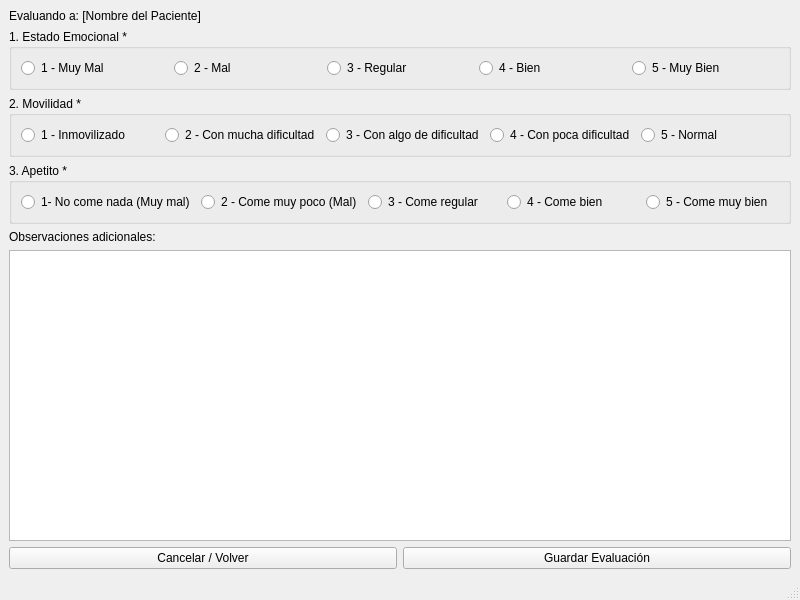
Old version of the form src/vista/ui/trabajador/evaluar_paciente.ui in the repository mbatla00/cediza_IS.
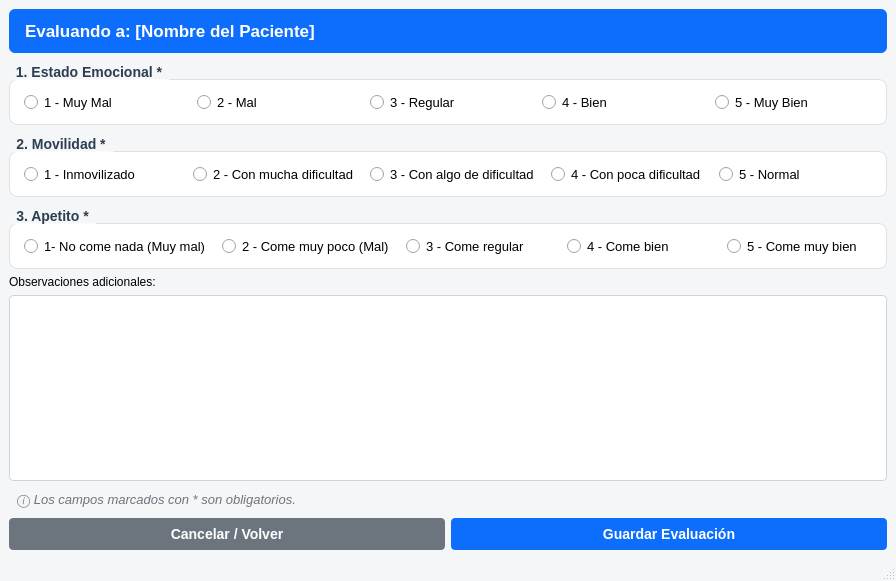
New version of the form.

Commit message: Arreglado el paciente detalle y decorado

```diff
--- a/src/vista/ui/trabajador/evaluar_paciente.ui
+++ b/src/vista/ui/trabajador/evaluar_paciente.ui
@@ -6,15 +6,125 @@
    <rect>
     <x>0</x>
     <y>0</y>
-    <width>800</width>
-    <height>600</height>
+    <width>896</width>
+    <height>581</height>
    </rect>
   </property>
+  <property name="font">
+   <font>
+    <pointsize>11</pointsize>
+   </font>
+  </property>
   <property name="windowTitle">
    <string>MainWindow</string>
   </property>
+  <property name="styleSheet">
+   <string notr="true">QMainWindow {
+    background-color: #f4f6f8;
+}
+
+/* El bloque azul superior sube a 17px */
+QLabel#lbl_paciente {
+    background-color: #0d6efd;
+    color: white;
+    font-size: 17px; 
+    font-weight: bold;
+    padding: 12px;
+    border-radius: 6px;
+}
+
+/* Los títulos de las preguntas (Estado Emocional, Movilidad, Apetito) suben a 14px */
+QGroupBox {
+    background-color: white;
+    border: 1px solid #e0e0e0;
+    border-radius: 8px;
+    margin-top: 20px;
+    font-weight: bold;
+    font-size: 14px; 
+}
+
+QGroupBox::title {
+    subcontrol-origin: margin;
+    subcontrol-position: top left;
+    padding: 0 5px;
+    color: #2c3e50;
+    top: 5px;
+}
+
+/* Los botones circulares con las opciones suben a 13px */
+QRadioButton {
+    padding: 5px;
+    font-weight: normal;
+    font-size: 13px; 
+}
+
+/* El cuadro de texto para escribir las observaciones sube a 13px */
+QPlainTextEdit {
+    border: 1px solid #ced4da;
+    border-radius: 4px;
+    padding: 8px;
+    background-color: #ffffff;
+    selection-background-color: #0d6efd;
+    font-size: 13px;
+}
+
+QPlainTextEdit:focus {
+    border: 1px solid #0d6efd;
+}
+
+/* El texto de aviso &quot;Los campos marcados con * son obligatorios&quot; sube a 13px */
+QLabel#lbl_aviso {
+    color: #6c757d;
+    font-style: italic;
+    padding: 5px;
+    font-size: 13px; 
+}
+
+/* Los botones de &quot;Cancelar / Volver&quot; y &quot;Guardar Evaluación&quot; suben a 14px */
+QPushButton {
+    background-color: #0d6efd;
+    color: white;
+    border-radius: 4px;
+    padding: 8px;
+    font-weight: bold;
+    font-size: 14px; 
+}
+
+QPushButton:hover {
+    background-color: #0b5ed7;
+}
+
+QPushButton#btn_volver {
+    background-color: #6c757d; 
+}
+
+QPushButton#btn_volver:hover {
+    background-color: #5a6268;
+}</string>
+  </property>
   <widget class="QWidget" name="centralwidget">
    <layout class="QGridLayout" name="gridLayout">
+    <item row="7" column="0">
+     <layout class="QHBoxLayout" name="horizontalLayout_4">
+      <item>
+       <widget class="QPushButton" name="btn_volver">
+        <property name="text">
+         <string>Cancelar / Volver</string>
+        </property>
+       </widget>
+      </item>
+      <item>
+       <widget class="QPushButton" name="btn_guardar">
+        <property name="text">
+         <string>Guardar Evaluación</string>
+        </property>
+       </widget>
+      </item>
+     </layout>
+    </item>
+    <item row="5" column="0">
+     <widget class="QPlainTextEdit" name="txt_observaciones"/>
+    </item>
     <item row="0" column="0">
      <widget class="QLabel" name="lbl_paciente">
       <property name="text">
@@ -22,6 +132,57 @@
       </property>
      </widget>
     </item>
+    <item row="4" column="0">
+     <widget class="QLabel" name="label">
+      <property name="text">
+       <string>Observaciones adicionales:</string>
+      </property>
+     </widget>
+    </item>
+    <item row="2" column="0">
+     <widget class="QGroupBox" name="groupBox_2">
+      <property name="title">
+       <string>2. Movilidad *</string>
+      </property>
+      <layout class="QHBoxLayout" name="horizontalLayout_2">
+       <item>
+        <widget class="QRadioButton" name="rad_movilidad_1">
+         <property name="text">
+          <string>1 - Inmovilizado</string>
+         </property>
+        </widget>
+       </item>
+       <item>
+        <widget class="QRadioButton" name="rad_movilidad_2">
+         <property name="text">
+          <string>2 - Con mucha dificultad</string>
+         </property>
+        </widget>
+       </item>
+       <item>
+        <widget class="QRadioButton" name="rad_movilidad_3">
+         <property name="text">
+          <string>3 - Con algo de dificultad</string>
+         </property>
+        </widget>
+       </item>
+       <item>
+        <widget class="QRadioButton" name="rad_movilidad_4">
+         <property name="text">
+          <string>4 - Con poca dificultad</string>
+         </property>
+        </widget>
+       </item>
+       <item>
+        <widget class="QRadioButton" name="rad_movilidad_5">
+         <property name="text">
+          <string>5 - Normal</string>
+         </property>
+        </widget>
+       </item>
+      </layout>
+     </widget>
+    </item>
     <item row="1" column="0">
      <widget class="QGroupBox" name="groupBox">
       <property name="title">
@@ -66,50 +227,6 @@
       </layout>
      </widget>
     </item>
-    <item row="2" column="0">
-     <widget class="QGroupBox" name="groupBox_2">
-      <property name="title">
-       <string>2. Movilidad *</string>
-      </property>
-      <layout class="QHBoxLayout" name="horizontalLayout_2">
-       <item>
-        <widget class="QRadioButton" name="radioButton">
-         <property name="text">
-          <string>1 - Inmovilizado</string>
-         </property>
-        </widget>
-       </item>
-       <item>
-        <widget class="QRadioButton" name="radioButton_2">
-         <property name="text">
-          <string>2 - Con mucha dificultad</string>
-         </property>
-        </widget>
-       </item>
-       <item>
-        <widget class="QRadioButton" name="radioButton_3">
-         <property name="text">
-          <string>3 - Con algo de dificultad</string>
-         </property>
-        </widget>
-       </item>
-       <item>
-        <widget class="QRadioButton" name="radioButton_4">
-         <property name="text">
-          <string>4 - Con poca dificultad</string>
-         </property>
-        </widget>
-       </item>
-       <item>
-        <widget class="QRadioButton" name="radioButton_5">
-         <property name="text">
-          <string>5 - Normal</string>
-         </property>
-        </widget>
-       </item>
-      </layout>
-     </widget>
-    </item>
     <item row="3" column="0">
      <widget class="QGroupBox" name="groupBox_3">
       <property name="title">
@@ -117,35 +234,35 @@
       </property>
       <layout class="QHBoxLayout" name="horizontalLayout_3">
        <item>
-        <widget class="QRadioButton" name="radioButton_6">
+        <widget class="QRadioButton" name="rad_apetito_1">
          <property name="text">
           <string>1- No come nada (Muy mal)</string>
          </property>
         </widget>
        </item>
        <item>
-        <widget class="QRadioButton" name="radioButton_7">
+        <widget class="QRadioButton" name="rad_apetito_2">
          <property name="text">
           <string>2 - Come muy poco (Mal)</string>
          </property>
         </widget>
        </item>
        <item>
-        <widget class="QRadioButton" name="radioButton_8">
+        <widget class="QRadioButton" name="rad_apetito_3">
          <property name="text">
           <string>3 - Come regular</string>
          </property>
         </widget>
        </item>
        <item>
-        <widget class="QRadioButton" name="radioButton_9">
+        <widget class="QRadioButton" name="rad_apetito_4">
          <property name="text">
           <string>4 - Come bien</string>
          </property>
         </widget>
        </item>
        <item>
-        <widget class="QRadioButton" name="radioButton_10">
+        <widget class="QRadioButton" name="rad_apetito_5">
          <property name="text">
           <string>5 - Come muy bien</string>
          </property>
@@ -154,46 +271,15 @@
       </layout>
      </widget>
     </item>
-    <item row="4" column="0">
-     <widget class="QLabel" name="label">
-      <property name="text">
-       <string>Observaciones adicionales:</string>
-      </property>
-     </widget>
-    </item>
-    <item row="5" column="0">
-     <widget class="QPlainTextEdit" name="txt_observaciones"/>
-    </item>
     <item row="6" column="0">
-     <layout class="QHBoxLayout" name="horizontalLayout_4">
-      <item>
-       <widget class="QPushButton" name="btn_volver">
-        <property name="text">
-         <string>Cancelar / Volver</string>
-        </property>
-       </widget>
-      </item>
-      <item>
-       <widget class="QPushButton" name="btn_guardar">
-        <property name="text">
-         <string>Guardar Evaluación</string>
-        </property>
-       </widget>
-      </item>
-     </layout>
+     <widget class="QLabel" name="lbl_aviso">
+      <property name="text">
+       <string>ⓘ Los campos marcados con * son obligatorios.</string>
+      </property>
+     </widget>
     </item>
    </layout>
   </widget>
-  <widget class="QMenuBar" name="menubar">
-   <property name="geometry">
-    <rect>
-     <x>0</x>
-     <y>0</y>
-     <width>800</width>
-     <height>22</height>
-    </rect>
-   </property>
-  </widget>
   <widget class="QStatusBar" name="statusbar"/>
  </widget>
  <resources/>
```
The commit also changes 2 other files.
